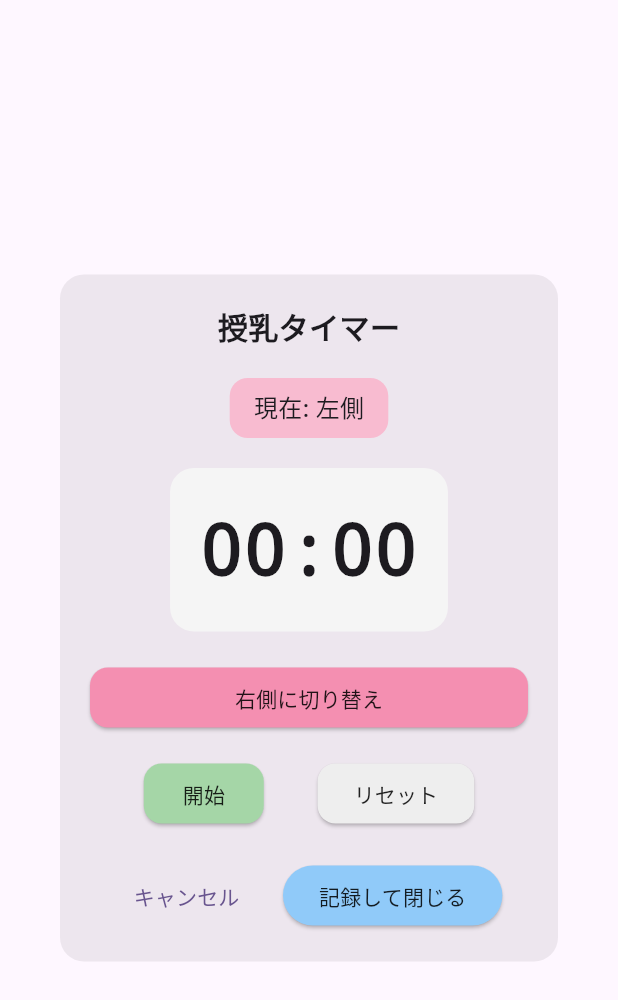
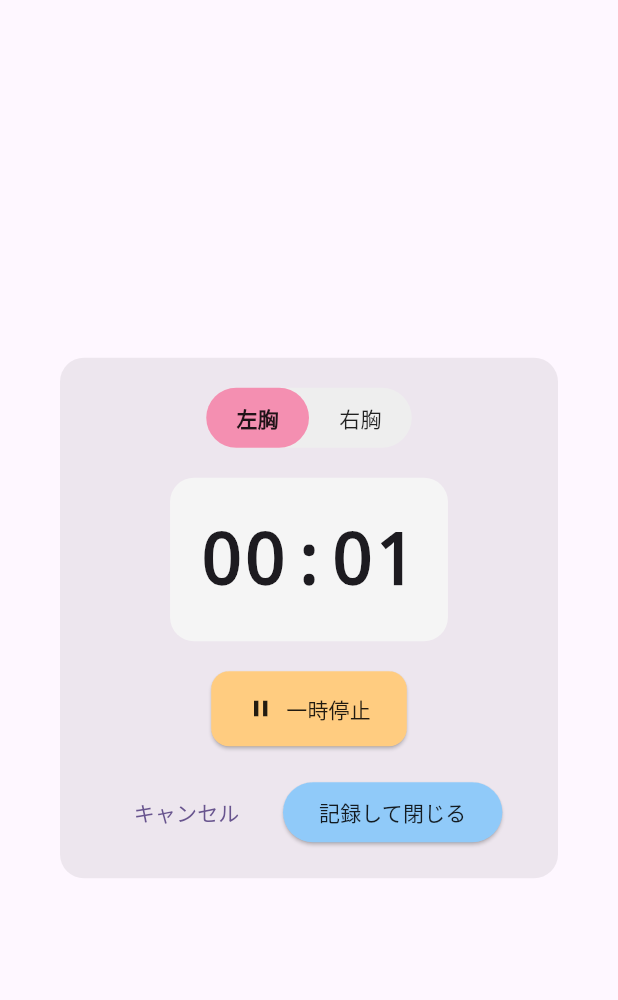
Before and after one commit to hyoshitake/Osewakiroku, a Flutter app: the NursingTimerDialog widget shown alone on an empty page, opened directly, on a phone screen of 412 x 824 dp. Shown: the top 1000 px of the screen. Run offline on Flutter 3.47's test engine with Material 3 defaults, Android fonts, the phone set to English and light mode, and no system bars; our stand-ins replace shared_preferences; missing offline and left inert: gsheets; accounts and stored records are empty.

Commit message:
授乳タイマーはボタン押下後即スタート

```diff
--- a/flutter_app/lib/screens/log.dart
+++ b/flutter_app/lib/screens/log.dart
@@ -372,7 +372,7 @@ class _LogScreenState extends State<LogScreen> {
             borderRadius: BorderRadius.circular(16),
           ),
           label: const Text(
-            '授乳タイマー',
+            '授乳開始',
             style: TextStyle(
               color: Colors.black87,
               fontWeight: FontWeight.w500,
--- a/flutter_app/lib/screens/nursing_timer_dialog.dart
+++ b/flutter_app/lib/screens/nursing_timer_dialog.dart
@@ -11,8 +11,15 @@ class NursingTimerDialog extends StatefulWidget {
 class _NursingTimerDialogState extends State<NursingTimerDialog> {
   Timer? _timer;
   int _seconds = 0;
-  bool _isRunning = false;
+  bool _isRunning = true; // 開始時点でタイマーが動いている
   String _currentSide = '左'; // 左側または右側
+
+  @override
+  void initState() {
+    super.initState();
+    // ダイアログ開始時に即座にタイマーを開始
+    _startTimer();
+  }
 
   @override
   void dispose() {
@@ -31,24 +38,21 @@ class _NursingTimerDialogState extends State<NursingTimerDialog> {
     });
   }
 
-  void _stopTimer() {
+  void _pauseTimer() {
     setState(() {
       _isRunning = false;
     });
     _timer?.cancel();
   }
 
-  void _resetTimer() {
-    _timer?.cancel();
+  void _resumeTimer() {
     setState(() {
-      _seconds = 0;
-      _isRunning = false;
+      _isRunning = true;
     });
-  }
-
-  void _switchSide() {
+    _timer = Timer.periodic(const Duration(seconds: 1), (timer) {
       setState(() {
-      _currentSide = _currentSide == '左' ? '右' : '左';
+        _seconds++;
+      });
     });
   }
 
@@ -69,28 +73,68 @@ class _NursingTimerDialogState extends State<NursingTimerDialog> {
         child: Column(
           mainAxisSize: MainAxisSize.min,
           children: [
-            const Text(
-              '授乳タイマー',
+            // 左胸と右胸のトグルスイッチ
+            Container(
+              decoration: BoxDecoration(
+                color: Colors.grey.shade200,
+                borderRadius: BorderRadius.circular(25),
+              ),
+              child: Row(
+                mainAxisSize: MainAxisSize.min,
+                children: [
+                  GestureDetector(
+                    onTap: () {
+                      setState(() {
+                        _currentSide = '左';
+                      });
+                    },
+                    child: Container(
+                      padding: const EdgeInsets.symmetric(
+                          horizontal: 20, vertical: 10),
+                      decoration: BoxDecoration(
+                        color: _currentSide == '左'
+                            ? Colors.pink.shade200
+                            : Colors.transparent,
+                        borderRadius: BorderRadius.circular(20),
+                      ),
+                      child: Text(
+                        '左胸',
                         style: TextStyle(
-                fontSize: 20,
-                fontWeight: FontWeight.bold,
+                          color: Colors.black87,
+                          fontWeight: _currentSide == '左'
+                              ? FontWeight.bold
+                              : FontWeight.normal,
                         ),
                       ),
-            const SizedBox(height: 20),
-
-            // 現在の側表示
-            Container(
-              padding: const EdgeInsets.symmetric(horizontal: 16, vertical: 8),
+                    ),
+                  ),
+                  GestureDetector(
+                    onTap: () {
+                      setState(() {
+                        _currentSide = '右';
+                      });
+                    },
+                    child: Container(
+                      padding: const EdgeInsets.symmetric(
+                          horizontal: 20, vertical: 10),
                       decoration: BoxDecoration(
-                color: Colors.pink.shade100,
-                borderRadius: BorderRadius.circular(12),
+                        color: _currentSide == '右'
+                            ? Colors.pink.shade200
+                            : Colors.transparent,
+                        borderRadius: BorderRadius.circular(20),
                       ),
                       child: Text(
-                '現在: $_currentSide側',
-                style: const TextStyle(
-                  fontSize: 16,
-                  fontWeight: FontWeight.w500,
+                        '右胸',
+                        style: TextStyle(
+                          color: Colors.black87,
+                          fontWeight: _currentSide == '右'
+                              ? FontWeight.bold
+                              : FontWeight.normal,
                         ),
+                      ),
+                    ),
+                  ),
+                ],
               ),
             ),
 
@@ -115,59 +159,31 @@ class _NursingTimerDialogState extends State<NursingTimerDialog> {
 
             const SizedBox(height: 20),
 
-            // 側切り替えボタン
+            // 一時停止/再開ボタン（アイコン付き）
             ElevatedButton(
-              onPressed: _switchSide,
+              onPressed: _isRunning ? _pauseTimer : _resumeTimer,
               style: ElevatedButton.styleFrom(
-                backgroundColor: Colors.pink.shade200,
-                minimumSize: const Size(double.infinity, 40),
+                backgroundColor:
+                    _isRunning ? Colors.orange.shade200 : Colors.green.shade200,
+                minimumSize: const Size(120, 50),
                 shape: RoundedRectangleBorder(
                   borderRadius: BorderRadius.circular(12),
                 ),
               ),
-              child: Text(
-                '${_currentSide == '左' ? '右' : '左'}側に切り替え',
+              child: Row(
+                mainAxisSize: MainAxisSize.min,
+                children: [
+                  Icon(
+                    _isRunning ? Icons.pause : Icons.play_arrow,
+                    color: Colors.black87,
+                  ),
+                  const SizedBox(width: 8),
+                  Text(
+                    _isRunning ? '一時停止' : '再開',
                     style: const TextStyle(color: Colors.black87),
                   ),
+                ],
               ),
-
-            const SizedBox(height: 16),
-
-            // タイマー制御ボタン
-            Row(
-              mainAxisAlignment: MainAxisAlignment.spaceEvenly,
-              children: [
-                ElevatedButton(
-                  onPressed: _isRunning ? _stopTimer : _startTimer,
-                  style: ElevatedButton.styleFrom(
-                    backgroundColor: _isRunning
-                        ? Colors.red.shade200
-                        : Colors.green.shade200,
-                    minimumSize: const Size(80, 40),
-                    shape: RoundedRectangleBorder(
-                      borderRadius: BorderRadius.circular(12),
-                    ),
-                  ),
-                  child: Text(
-                    _isRunning ? '停止' : '開始',
-                    style: const TextStyle(color: Colors.black87),
-                  ),
-                ),
-                ElevatedButton(
-                  onPressed: _resetTimer,
-                  style: ElevatedButton.styleFrom(
-                    backgroundColor: Colors.grey.shade200,
-                    minimumSize: const Size(80, 40),
-                    shape: RoundedRectangleBorder(
-                      borderRadius: BorderRadius.circular(12),
-                    ),
-                  ),
-                  child: const Text(
-                    'リセット',
-                    style: TextStyle(color: Colors.black87),
-                  ),
-                ),
-              ],
             ),
 
             const SizedBox(height: 20),
--- /dev/null
+++ b/prompt/20250627231501_授乳タイマーは即時開始.txt
@@ -0,0 +1,15 @@
+flutter_app/lib/screens/log.dartの`授乳タイマー`のボタンテキストを`授乳開始`に変更してください。
+`授乳開始`ボタンを押してダイアログが開かれてすぐにタイマーを開始してください。
+
+flutter_app/lib/screens/nursing_timer_dialog.dartのボタンを減らしたいです。
+- タイトルの「授乳タイマー」は削除してください
+- 「現在：左側」の表示は削除してください
+- 「右側に切り替え」ボタンではなく、左胸と右胸のトグルスイッチにしてください。
+  - トグルスイッチはタイマーの上に表示して下さい
+- 「開始」ボタンは「一時停止」に変更してください
+  - タップされたらタイマーを停止します
+  - タップされたら「再開」ボタンに変更します
+  - 「再開」ボタンがタップされたらタイマーを再度動かします
+  - このボタンはタイマーの下に表示してください
+  - 一時停止と再開はアイコンで表示してください
+- 「リセット」ボタンは削除してください
```
Lines whose indentation alone changed are shown as unchanged.
